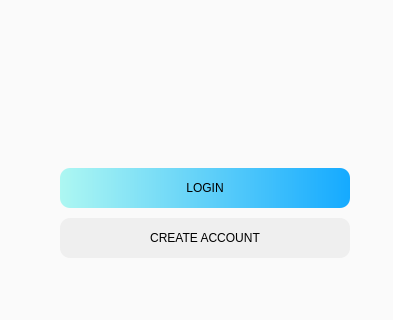
Before: the Qt Designer form SolCareGUI/login.ui in addinedu-ros-7th/deeplearning-repo-5, drawn with Qt 5; both pictures show x 0 to 393 and y 532 to 852 of the 393 by 852 pixel window.
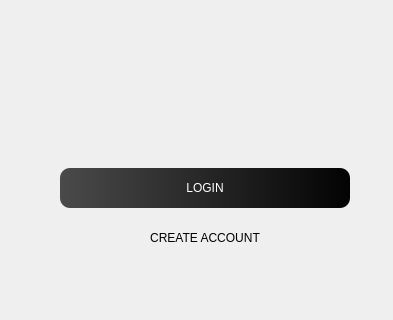
After: the same form once the commit is applied. Icons and pictures are not drawn.

Diff of the .ui file:
```diff
--- a/SolCareGUI/login.ui
+++ b/SolCareGUI/login.ui
@@ -23,8 +23,8 @@
     </rect>
    </property>
    <property name="styleSheet">
-    <string notr="true">background-color: qlineargradient(spread:pad, x1:0, y1:0, x2:1, y2:0, stop:0 rgba(173, 247, 242, 255), stop:1 rgba(21, 170, 255, 255));
-color: black;              
+    <string notr="true">background-color: qlineargradient(spread:pad, x1:0, y1:0, x2:1, y2:0, stop:0 rgba(74, 74, 74, 255), stop:1 rgba(3, 3, 3, 255));
+color: white;      
 border-radius: 10px; 
 padding: 5px;
 </string>
@@ -53,22 +53,6 @@
     <string>CREATE ACCOUNT</string>
    </property>
   </widget>
-  <widget class="QLabel" name="lb_background">
-   <property name="geometry">
-    <rect>
-     <x>0</x>
-     <y>0</y>
-     <width>393</width>
-     <height>852</height>
-    </rect>
-   </property>
-   <property name="styleSheet">
-    <string notr="true">background-color: #FAFAFA;</string>
-   </property>
-   <property name="text">
-    <string/>
-   </property>
-  </widget>
   <widget class="QLabel" name="lb_logo">
    <property name="geometry">
     <rect>
@@ -141,7 +125,31 @@
     <string/>
    </property>
   </widget>
-  <zorder>lb_background</zorder>
+  <widget class="QLabel" name="lb_webcam">
+   <property name="enabled">
+    <bool>true</bool>
+   </property>
+   <property name="geometry">
+    <rect>
+     <x>0</x>
+     <y>0</y>
+     <width>393</width>
+     <height>852</height>
+    </rect>
+   </property>
+   <property name="styleSheet">
+    <string notr="true">border-image: url(:/images/img/try-this-trainer-approved-chest-day-workout.jpg);
+
+</string>
+   </property>
+   <property name="text">
+    <string/>
+   </property>
+   <property name="scaledContents">
+    <bool>false</bool>
+   </property>
+  </widget>
+  <zorder>lb_webcam</zorder>
   <zorder>btn_login</zorder>
   <zorder>btn_create</zorder>
   <zorder>lb_logo</zorder>
```
